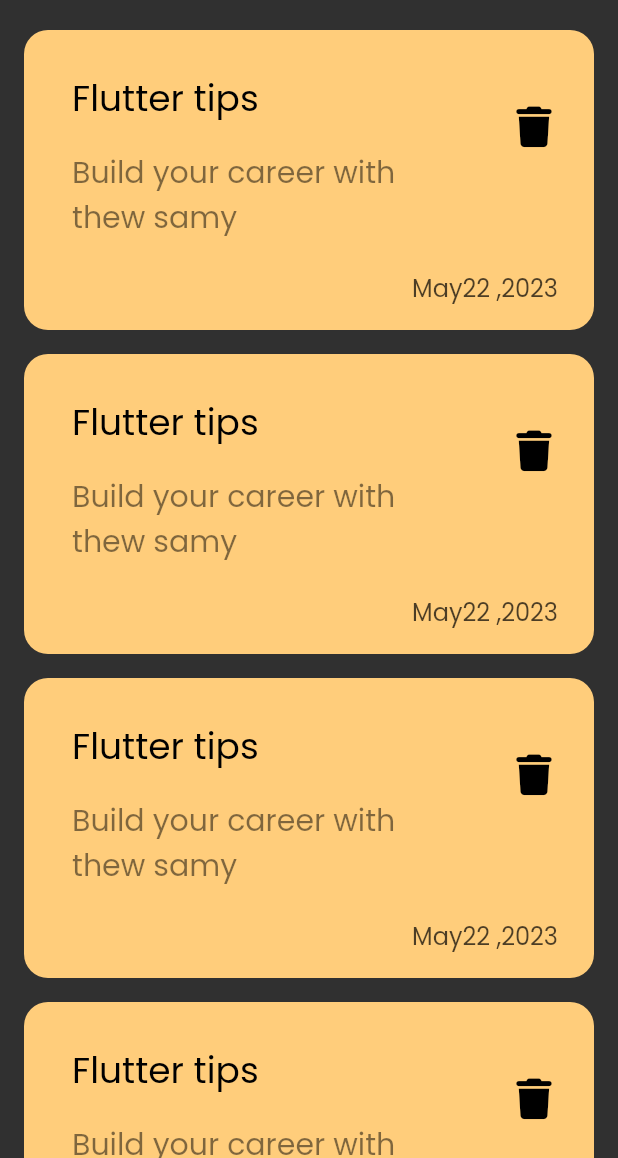
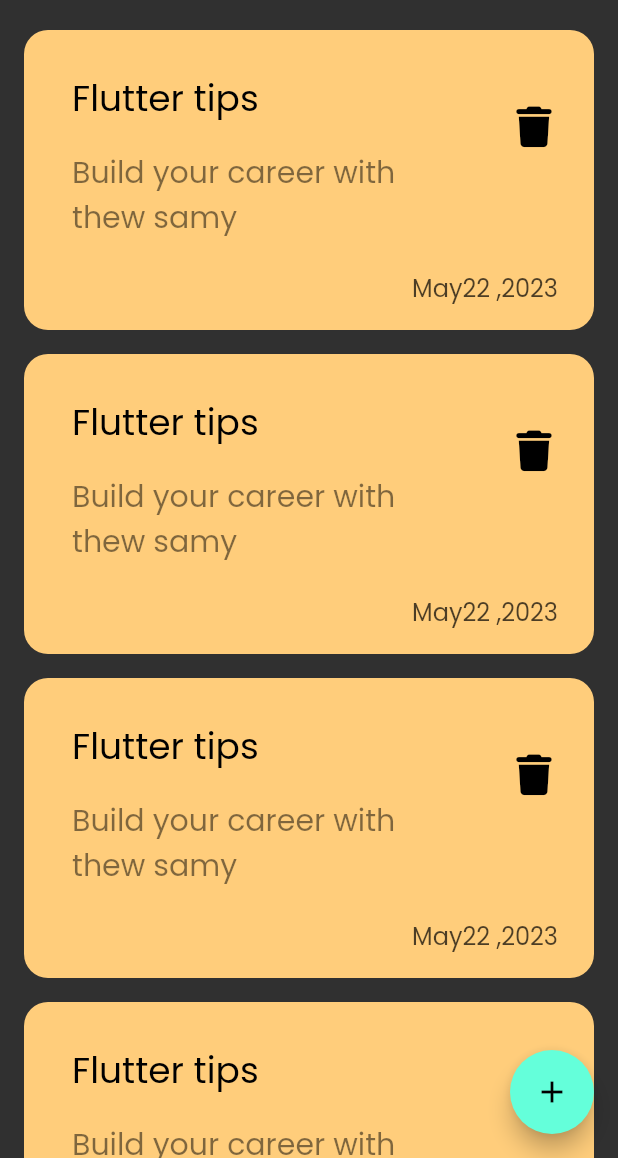
Before and after one commit to Mohamed123-r/notes-app, a Flutter app: the screen it shows after launch, on a phone screen of 412 x 824 dp, the part 78-1236 px from its top. Run offline on Flutter 3.47's test engine with Material 2 defaults, Android fonts, the phone set to English and light mode, and no system bars; our stand-ins replace font_awesome_flutter.

Commit message:
add Floating Action Button

```diff
--- a/lib/views/notes_view.dart
+++ b/lib/views/notes_view.dart
@@ -1,7 +1,6 @@
 import 'package:flutter/material.dart';
 
 import '../widgets/note_view_body.dart';
-
 
 class NotesView extends StatelessWidget {
   const NotesView({super.key});
@@ -9,6 +8,10 @@ class NotesView extends StatelessWidget {
   @override
   Widget build(BuildContext context) {
     return Scaffold(
+      floatingActionButton: FloatingActionButton(
+        onPressed: () {},
+        child: Icon(Icons.add,),
+      ),
       appBar: AppBar(
         backgroundColor: Colors.transparent,
         elevation: 0,
@@ -18,7 +21,8 @@ class NotesView extends StatelessWidget {
         ),
         actions: [
           Padding(
-            padding: const EdgeInsets.symmetric(vertical: 4.0, horizontal: 16.0),
+            padding:
+                const EdgeInsets.symmetric(vertical: 4.0, horizontal: 16.0),
             child: Container(
               height: 47,
               width: 47,
```
